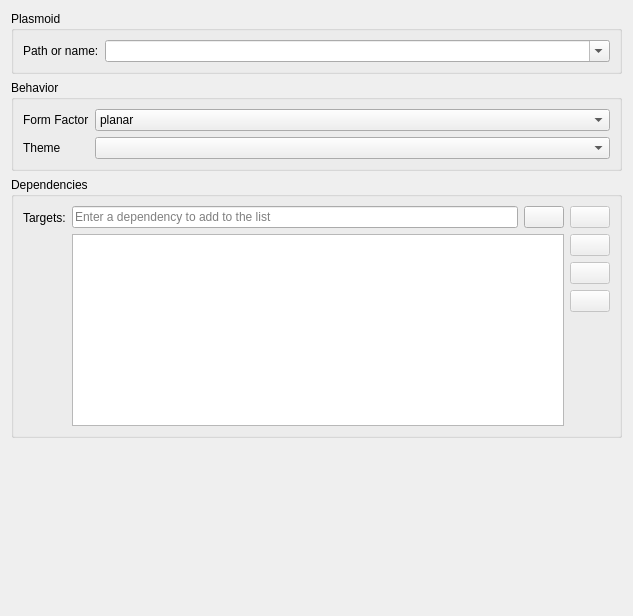
Old version of the form kdeintegration/executeplasmoid/plasmoidexecutionconfig.ui in the repository KDE/kdevelop.
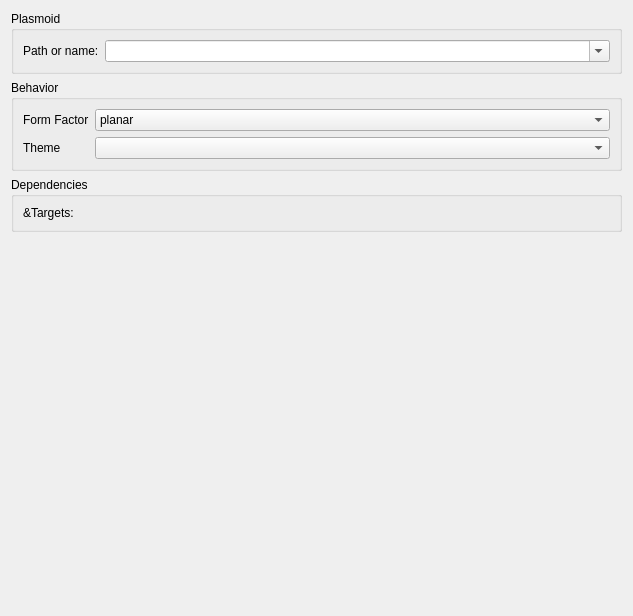
New version of the form. Custom widgets are drawn as their Qt base class.

Commit message:
Reuse code from kdevplatform
Better than copying code over...

Patch:
```diff
--- a/kdeintegration/executeplasmoid/plasmoidexecutionconfig.ui
+++ b/kdeintegration/executeplasmoid/plasmoidexecutionconfig.ui
@@ -108,113 +108,12 @@
       <item row="0" column="0">
        <widget class="QLabel" name="label_7">
         <property name="text">
-         <string>Targets:</string>
-        </property>
-        <property name="buddy">
-         <cstring>targetDependency</cstring>
+         <string>&amp;Targets:</string>
         </property>
        </widget>
       </item>
       <item row="0" column="1">
-       <layout class="QGridLayout" name="gridLayout">
-        <item row="0" column="0">
-         <widget class="ProjectItemLineEdit" name="targetDependency">
-          <property name="toolTip">
-           <string>Enter a dependency to add to the list</string>
-          </property>
-          <property name="placeholderText">
-           <string>Enter a dependency to add to the list</string>
-          </property>
-          <property name="showClearButton" stdset="0">
-           <bool>true</bool>
-          </property>
-         </widget>
-        </item>
-        <item row="0" column="1">
-         <widget class="QPushButton" name="browseProject"/>
-        </item>
-        <item row="0" column="2">
-         <widget class="QPushButton" name="addDependency">
-          <property name="enabled">
-           <bool>false</bool>
-          </property>
-          <property name="toolTip">
-           <string>Adds the listed target to the dependency list.</string>
-          </property>
-          <property name="text">
-           <string/>
-          </property>
-         </widget>
-        </item>
-        <item row="1" column="0" rowspan="4" colspan="2">
-         <widget class="QListWidget" name="dependencies">
-          <property name="toolTip">
-           <string>List of indirect dependent targets.</string>
-          </property>
-          <property name="whatsThis">
-           <string>This list should contain targets that the application does not directly depend on, but for which an action needs to be taken before running the application.</string>
-          </property>
-          <property name="alternatingRowColors">
-           <bool>true</bool>
-          </property>
-          <property name="uniformItemSizes">
-           <bool>true</bool>
-          </property>
-         </widget>
-        </item>
-        <item row="1" column="2">
-         <widget class="QPushButton" name="removeDependency">
-          <property name="enabled">
-           <bool>false</bool>
-          </property>
-          <property name="toolTip">
-           <string>Removes the selected dependencies from the list.</string>
-          </property>
-          <property name="text">
-           <string/>
-          </property>
-         </widget>
-        </item>
-        <item row="2" column="2">
-         <widget class="QPushButton" name="moveDepUp">
-          <property name="enabled">
-           <bool>false</bool>
-          </property>
-          <property name="toolTip">
-           <string>Move a dependency up in the list.</string>
-          </property>
-          <property name="text">
-           <string/>
-          </property>
-         </widget>
-        </item>
-        <item row="3" column="2">
-         <widget class="QPushButton" name="moveDepDown">
-          <property name="enabled">
-           <bool>false</bool>
-          </property>
-          <property name="toolTip">
-           <string>Moves the selected dependency down in the list.</string>
-          </property>
-          <property name="text">
-           <string/>
-          </property>
-         </widget>
-        </item>
-        <item row="4" column="2">
-         <spacer name="verticalSpacer">
-          <property name="orientation">
-           <enum>Qt::Vertical</enum>
-          </property>
-          <property name="sizeHint" stdset="0">
-           <size>
-            <width>20</width>
-            <height>40</height>
-           </size>
-          </property>
-         </spacer>
-        </item>
-       </layout>
+       <widget class="KDevelop::DependenciesWidget" name="dependencies" native="true"/>
       </item>
      </layout>
     </widget>
@@ -236,14 +135,10 @@
  </widget>
  <customwidgets>
   <customwidget>
-   <class>QLineEdit</class>
-   <extends>QLineEdit</extends>
-   <header>klineedit.h</header>
-  </customwidget>
-  <customwidget>
-   <class>ProjectItemLineEdit</class>
-   <extends>QLineEdit</extends>
-   <header>project/projectitemlineedit.h</header>
+   <class>KDevelop::DependenciesWidget</class>
+   <extends>QWidget</extends>
+   <header>project/widgets/dependencieswidget.h</header>
+   <container>1</container>
   </customwidget>
  </customwidgets>
  <resources/>
```
The commit also changes 2 other files.
